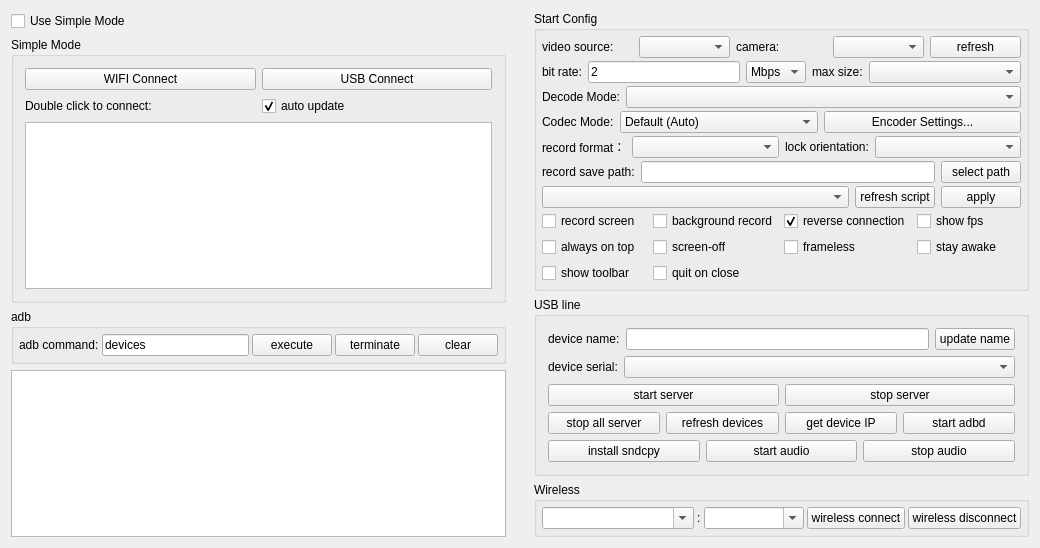
Before: the Qt Designer form upstream/QtScrcpy/QtScrcpy/ui/dialog.ui in mucholocco86/fisicos, drawn with Qt 5.
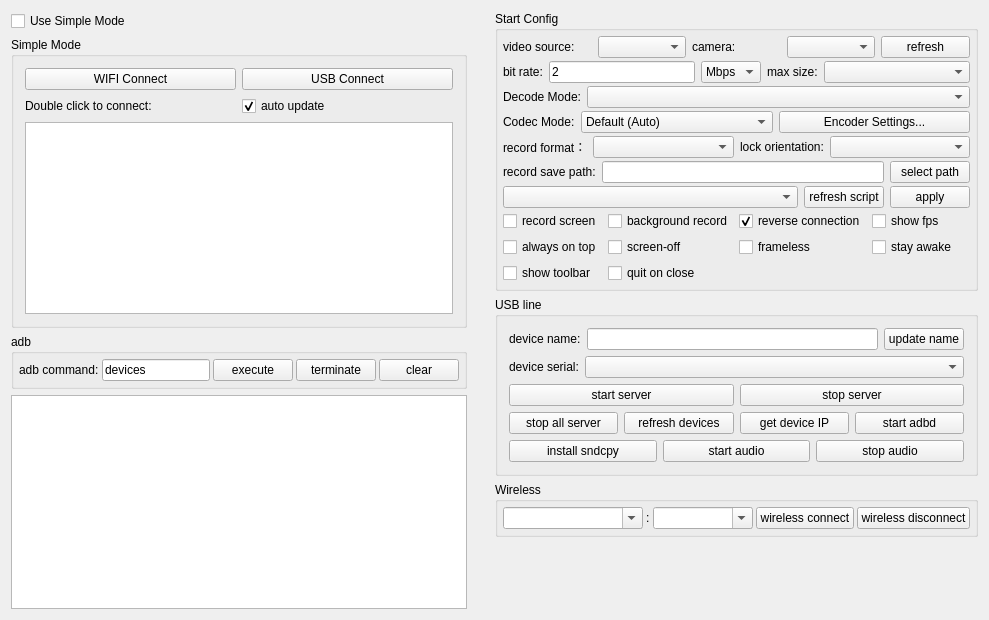
After: the same form once the commit is applied.

Commit message: Definir dimensao padrao da interface em 920x620

The edit to the form file:
```diff
--- a/upstream/QtScrcpy/QtScrcpy/ui/dialog.ui
+++ b/upstream/QtScrcpy/QtScrcpy/ui/dialog.ui
@@ -6,8 +6,8 @@
    <rect>
     <x>0</x>
     <y>0</y>
-    <width>1040</width>
-    <height>520</height>
+    <width>920</width>
+    <height>620</height>
    </rect>
   </property>
   <property name="windowTitle">
```
